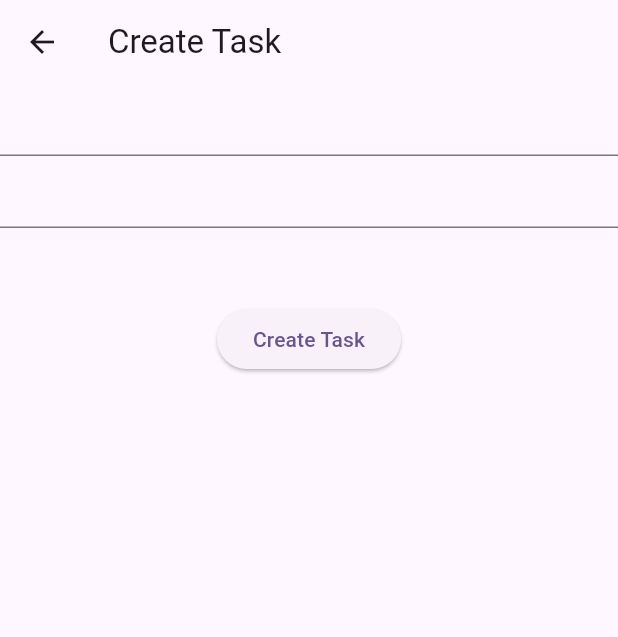
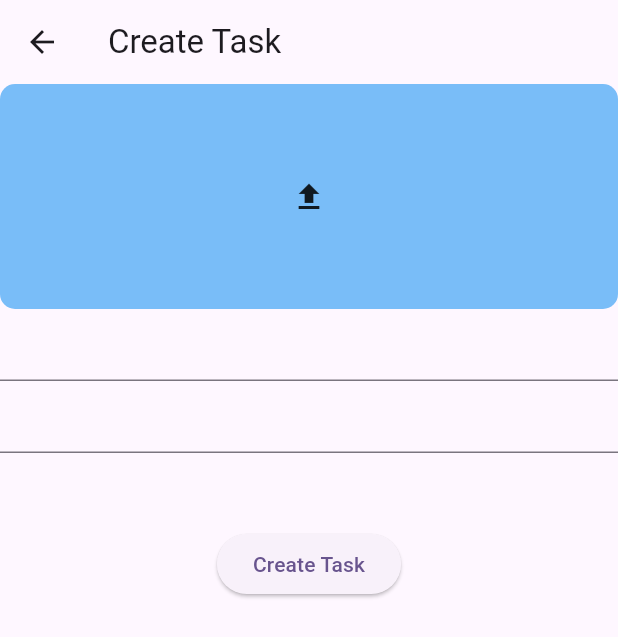
Before and after one commit to MuhammadAliKust/Flutter-B8-Backend, a Flutter app: the CreateTaskView screen opened directly, on a phone screen of 412 x 824 dp. Shown: the top 637 px of the screen. Run offline on Flutter 3.47's test engine with Material 3 defaults, Android fonts, the phone set to English and light mode, and no system bars; drawn by our look-alikes of loading_overlay; our stand-ins replace cloud_firestore, firebase_auth, firebase_core, firebase_storage, image_picker; accounts and stored records are empty.

Commit message:
Upload File Services Done

```diff
--- a/lib/views/create_task.dart
+++ b/lib/views/create_task.dart
@@ -1,8 +1,12 @@
+import 'dart:io';
+
 import 'package:firebase_auth/firebase_auth.dart';
 import 'package:flutter/material.dart';
 import 'package:flutter_b8_backend/models/task.dart';
 import 'package:flutter_b8_backend/services/task.dart';
+import 'package:flutter_b8_backend/services/upload_file_services.dart';
 import 'package:flutter_b8_backend/views/get_all_task.dart';
+import 'package:image_picker/image_picker.dart';
 import 'package:loading_overlay/loading_overlay.dart';
 
 class CreateTaskView extends StatefulWidget {
@@ -19,6 +23,8 @@ class _CreateTaskViewState extends State<CreateTaskView> {
 
   bool isLoading = false;
 
+  File? image;
+
   @override
   Widget build(BuildContext context) {
     return LoadingOverlay(
@@ -29,6 +35,31 @@ class _CreateTaskViewState extends State<CreateTaskView> {
         ),
         body: Column(
           children: [
+            InkWell(
+              onTap: () {
+                ImagePicker()
+                    .pickImage(source: ImageSource.gallery)
+                    .then((filePath) {
+                  image = File(filePath!.path);
+                  setState(() {});
+                });
+              },
+              child: Container(
+                height: 150,
+                width: MediaQuery.of(context).size.width,
+                decoration: BoxDecoration(
+                    color: Colors.blue.withOpacity(0.6),
+                    borderRadius: BorderRadius.circular(10)),
+                child: image == null
+                    ? Center(
+                        child: Icon(Icons.upload),
+                      )
+                    : Image.file(
+                        image!,
+                        height: 150,
+                      ),
+              ),
+            ),
             TextFormField(
               controller: titleController,
             ),
@@ -53,11 +84,15 @@ class _CreateTaskViewState extends State<CreateTaskView> {
                   try {
                     isLoading = true;
                     setState(() {});
+                    await UploadFileServices()
+                        .getUrl(image)
+                        .then((downloadUrl) async {
                       await TaskServices()
                           .createTask(TaskModel(
                               title: titleController.text,
                               description: descriptionController.text,
                               isCompleted: false,
+                              image: downloadUrl,
                               userID: FirebaseAuth.instance.currentUser!.uid,
                               createdAt: DateTime.now().millisecondsSinceEpoch))
                           .then((val) {
@@ -84,6 +119,7 @@ class _CreateTaskViewState extends State<CreateTaskView> {
                               );
                             });
                       });
+                    });
                   } catch (e) {
                     isLoading = false;
                     setState(() {});
--- a/lib/views/get_all_task.dart
+++ b/lib/views/get_all_task.dart
@@ -33,7 +33,7 @@ class GetAllTaskView extends StatelessWidget {
                 itemCount: taskList.length,
                 itemBuilder: (context, i) {
                   return ListTile(
-                    leading: const Icon(Icons.task),
+                    leading:Image.network(taskList[i].image.toString()),
                     title: Text(taskList[i].title.toString()),
                     subtitle: Text(taskList[i].description.toString()),
                     trailing: Row(
--- a/pubspec.yaml
+++ b/pubspec.yaml
@@ -40,6 +40,8 @@ dependencies:
   loading_overlay: ^0.4.2
   provider: ^6.1.2
   firebase_auth: ^5.3.4
+  firebase_storage: ^12.3.7
+  image_picker: ^1.1.2
 
 dev_dependencies:
   flutter_test:
```
Also changed, not shown: lib/services/task.dart (+4 -4 lines), lib/services/upload_file_services.dart (added, +30 -0 lines), pubspec.lock. Lines whose indentation alone changed are shown as unchanged.
